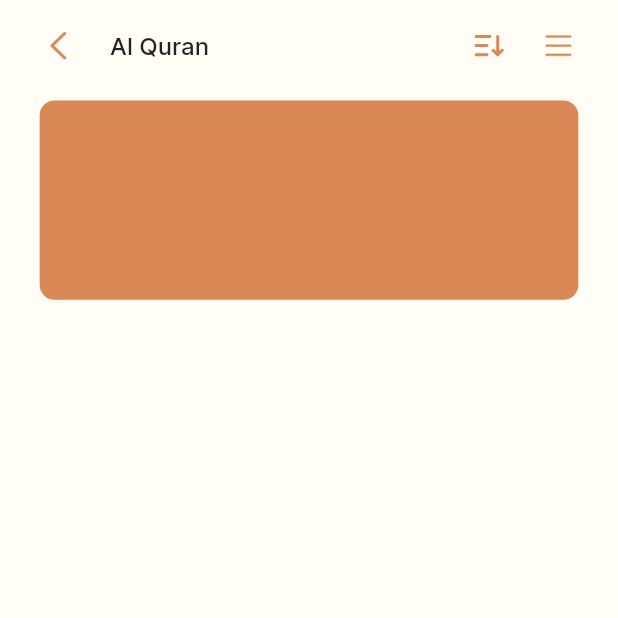
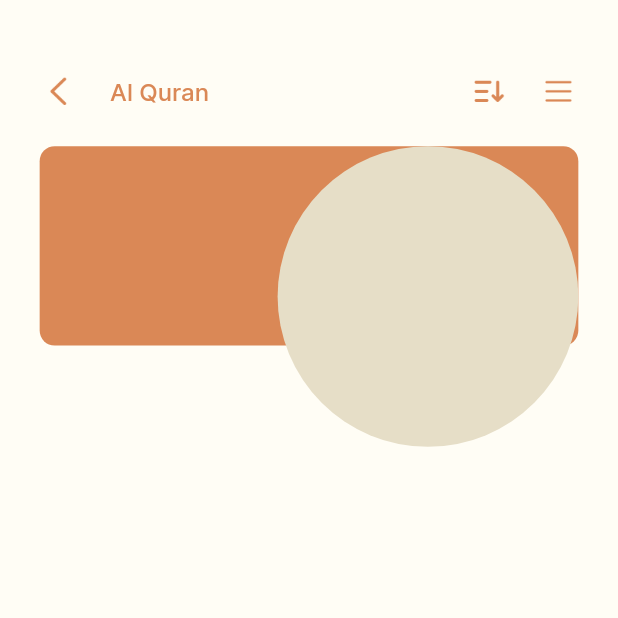
Before and after one commit to mayudevID/ahlul-quran, a Flutter app: the QuranMenuPageContent screen opened directly, on a phone screen of 412 x 824 dp, the top half of it. Run offline on Flutter 3.47's test engine with Material 2 defaults, Android fonts, the phone set to English and light mode, and no system bars.

Commit message:
stack container problem

```diff
--- a/lib/features/quran/presentation/pages/quran_menu_page.dart
+++ b/lib/features/quran/presentation/pages/quran_menu_page.dart
@@ -1,4 +1,4 @@
-import 'package:alquran_mobile_apps/core/function.dart';
+import 'package:alquran_mobile_apps/core/utils/function.dart';
 import 'package:flutter/material.dart';
 import 'package:flutter/src/foundation/key.dart';
 import 'package:flutter/src/widgets/framework.dart';
@@ -22,7 +22,7 @@ class QuranMenuPageContent extends StatelessWidget {
       body: Column(
         children: [
           SizedBox(
-            height: MyFunction.getHeight(context, 18),
+            height: MyFunction.getHeight(context, 48),
           ),
           Padding(
             padding: EdgeInsets.symmetric(
@@ -44,6 +44,7 @@ class QuranMenuPageContent extends StatelessWidget {
                     fontFamily: "Inter",
                     fontSize: 16,
                     fontWeight: FontWeight.w500,
+                    color: Color(0xFFDA8856),
                   ),
                 ),
                 const Spacer(),
@@ -70,6 +71,8 @@ class QuranMenuPageContent extends StatelessWidget {
             padding: EdgeInsets.symmetric(
               horizontal: MyFunction.getWidth(context, 24),
             ),
+            child: SizedBox(
+              //height: MyFunction.getHeight(context, 131),
               child: Stack(
                 children: [
                   Container(
@@ -79,13 +82,23 @@ class QuranMenuPageContent extends StatelessWidget {
                       color: const Color(0xFFDA8856),
                     ),
                   ),
-                Container(
-                  height: MyFunction.getHeight(context, 182),
+                  Align(
+                    alignment: Alignment.centerRight,
+                    child: Container(
+                      width: MyFunction.getWidth(context, 182),
+                      height: MyFunction.getWidth(context, 182),
                       decoration: BoxDecoration(
                         shape: BoxShape.circle,
+                        // borderRadius: BorderRadius.only(
+                        //   topRight: Radius.circular(10),
+                        //   bottomRight: Radius.circular(10),
+                        // ),
+                        color: const Color(0xFFE6DEC7),
+                      ),
                     ),
                   ),
                 ],
+              ),
             ),
           )
         ],
```
Also changed, not shown: lib/features/home/main_menu.dart (+15 -2 lines), lib/features/quran/presentation/pages/curve _clipper.dart (deleted, +0 -15 lines), lib/features/quran/presentation/pages/curve_clipper.dart (added, +26 -0 lines), lib/core/utils/function.dart (renamed from lib/core/function.dart). Lines whose indentation alone changed are shown as unchanged.
